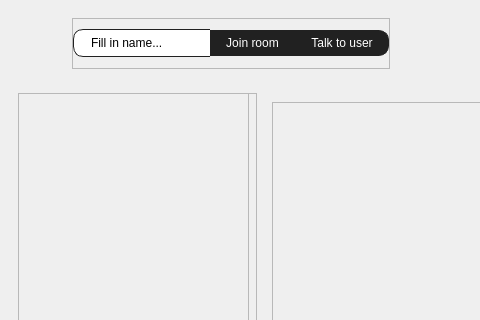
Above: PWChat/client/ui/mainwindow.ui from sarek167/PWChat before the change; both pictures show x 0 to 480 and y 0 to 320 of the 998 by 643 pixel window. Below: the same form after it.
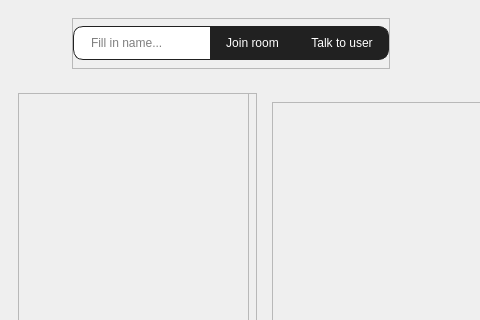
That is the form after the change. Icons and pictures are not drawn.

What changed in the file:
```diff
--- a/PWChat/client/ui/mainwindow.ui
+++ b/PWChat/client/ui/mainwindow.ui
@@ -84,6 +84,10 @@
           <string notr="true">QFrame QLineEdit, QFrame QPushButton {
     border-radius: 0px;
 	border: 1px solid #212121;
+	min-height: 22px; 
+    max-height: 22px;
+    padding: 5px 15px; 
+    margin: 0px;	
 }
 
 QLineEdit#searchBar {
@@ -122,6 +126,9 @@
           <item>
            <widget class="QLineEdit" name="searchBar">
             <property name="text">
+             <string/>
+            </property>
+            <property name="placeholderText">
              <string>Fill in name...</string>
             </property>
             <property name="class" stdset="0">
```
